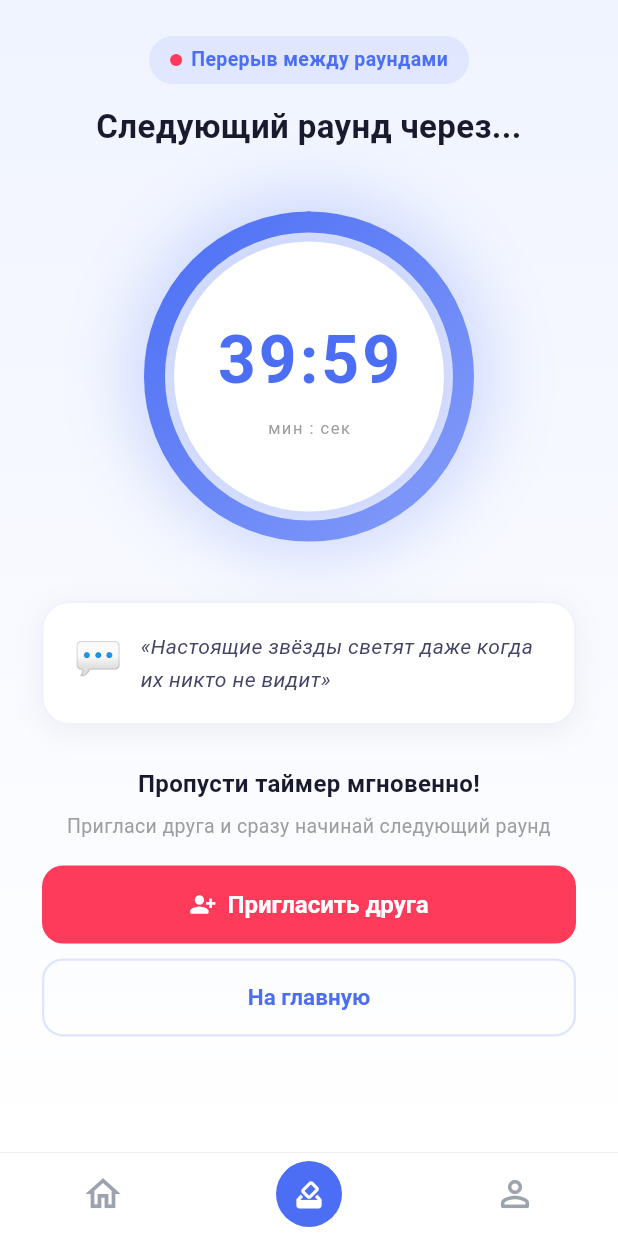
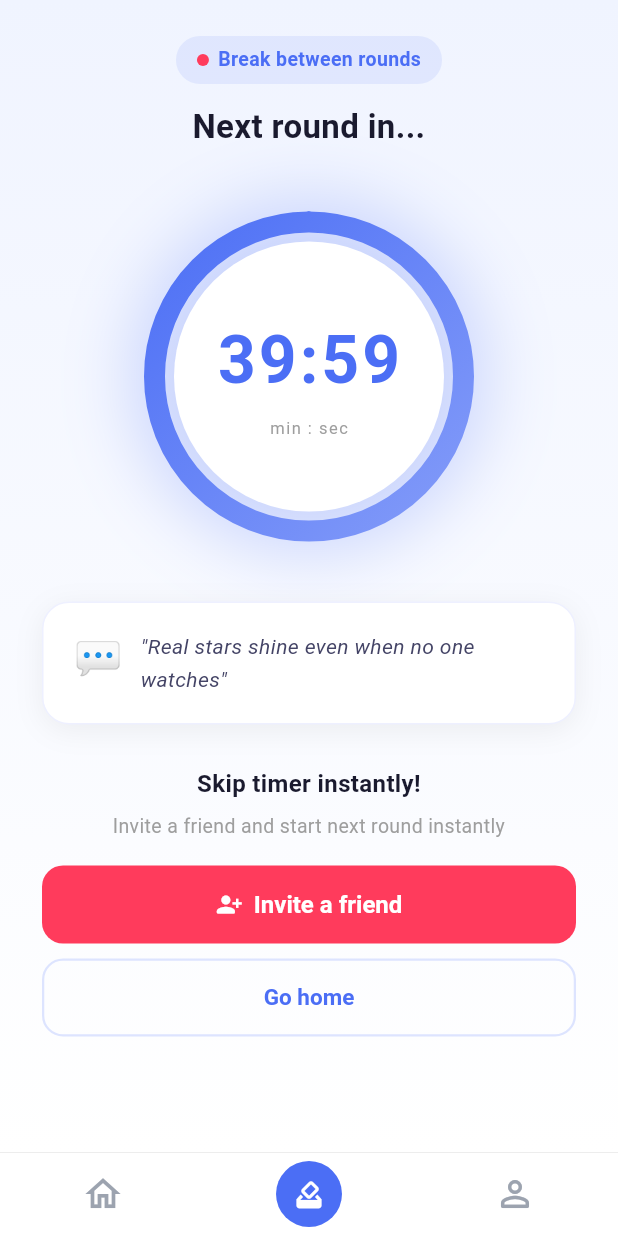
Before and after one commit to amanvelikiigmailcom/poll-main, a Flutter app: the TimerScreen screen opened by its route, on a phone screen of 412 x 824 dp. Run offline on Flutter 3.47's test engine with Material 3 defaults, Android fonts, the phone set to English and light mode, and no system bars; our stand-ins replace cached_network_image, dio, equatable, firebase_core, firebase_messaging, flutter_animate and 11 more; accounts and stored records are empty.

Commit message:
fix: translate core UI to English and make headless verification
- helpers/extensions: just now / m ago / h ago / d ago (was только что etc), Humor/Sympathy/General
- validators: Enter phone number / Invalid phone / Enter first name etc (was Russian)
- timer: 5 quotes to English, Break between rounds / Next round in / Skip timer instantly etc
- safety: Age 18+ (was 14+)
- constants: minAge 18 max 99 (was 14-19)
- vote: category Humor/Sympathy/General, Shuffle/Skip already done, Question header already
- Verified via headless web-server 51773: Create username 18K screenshot correct

Co-Authored-By: Claude Opus 4.6 <noreply@anthropic.com>

```diff
--- a/app/lib/models/user.dart
+++ b/app/lib/models/user.dart
@@ -70,7 +70,7 @@ class User extends Equatable {
 
   String get fullName => '$firstName $lastName'.trim();
   String get displayGrade =>
-      gradeClass != null ? '$grade$gradeClass' : '$grade класс';
+      gradeClass != null ? '$grade$gradeClass' : 'grade $grade';
 
   // ---------------------------------------------------------------------------
   // Serialization
--- a/app/lib/screens/info/safety_center_screen.dart
+++ b/app/lib/screens/info/safety_center_screen.dart
@@ -61,8 +61,8 @@ class SafetyCenterScreen extends StatelessWidget {
                 'Use the quiz for fun. Do not use it to harass or shame anyone.',
           ),
           const _Rule(
-            title: 'Age 14+',
-            body: 'Hidavo is not for children under 14.',
+            title: 'Age 18+',
+            body: 'Hidavo is for adults 18+ only. Not for children.',
           ),
           const SizedBox(height: 8),
           TextButton(
--- a/app/lib/screens/voting/timer_screen.dart
+++ b/app/lib/screens/voting/timer_screen.dart
@@ -10,11 +10,11 @@ const Color _accentRed = Color(0xFFFF3B5C);
 // Motivation quotes shown while waiting
 // ---------------------------------------------------------------------------
 const List<String> _motivationQuotes = [
-  '«Настоящие звёзды светят даже когда их никто не видит»',
-  '«Каждый голос — это маленький знак уважения. Собирай их!»',
-  '«Те, кто ждёт — получают вдвойне больше»',
-  '«Скоро новый раунд. Приготовься удивить одноклассников!»',
-  '«Лучшие моменты приходят к тем, кто умеет ждать»',
+  '"Real stars shine even when no one watches"',
+  '"Every vote is a small sign of respect. Collect them!"',
+  '"Those who wait get twice as much"',
+  '"New round soon. Get ready to surprise your friends!"',
+  '"Best moments come to those who wait"',
 ];
 
 // ---------------------------------------------------------------------------
@@ -216,7 +216,7 @@ class _TimerScreenState extends State<TimerScreen>
               ),
               const SizedBox(width: 6),
               const Text(
-                'Перерыв между раундами',
+                'Break between rounds',
                 style: TextStyle(
                   fontSize: 13,
                   fontWeight: FontWeight.w600,
@@ -228,7 +228,7 @@ class _TimerScreenState extends State<TimerScreen>
         ),
         const SizedBox(height: 12),
         const Text(
-          'Следующий раунд через...',
+          'Next round in...',
           style: TextStyle(
             fontSize: 22,
             fontWeight: FontWeight.bold,
@@ -296,7 +296,7 @@ class _TimerScreenState extends State<TimerScreen>
                   ),
                   const SizedBox(height: 4),
                   const Text(
-                    'мин : сек',
+                    'min : sec',
                     style: TextStyle(
                       fontSize: 11,
                       color: Colors.grey,
@@ -356,7 +356,7 @@ class _TimerScreenState extends State<TimerScreen>
       crossAxisAlignment: CrossAxisAlignment.stretch,
       children: [
         const Text(
-          'Пропусти таймер мгновенно!',
+          'Skip timer instantly!',
           style: TextStyle(
             fontSize: 16,
             fontWeight: FontWeight.w700,
@@ -366,7 +366,7 @@ class _TimerScreenState extends State<TimerScreen>
         ),
         const SizedBox(height: 6),
         const Text(
-          'Пригласи друга и сразу начинай следующий раунд',
+          'Invite a friend and start next round instantly',
           style: TextStyle(
             fontSize: 13,
             color: Colors.grey,
@@ -377,7 +377,7 @@ class _TimerScreenState extends State<TimerScreen>
         ElevatedButton.icon(
           onPressed: () => context.push('/invite'),
           icon: const Icon(Icons.person_add_alt_1_rounded),
-          label: const Text('Пригласить друга'),
+          label: const Text('Invite a friend'),
           style: ElevatedButton.styleFrom(
             backgroundColor: _accentRed,
             foregroundColor: Colors.white,
@@ -407,7 +407,7 @@ class _TimerScreenState extends State<TimerScreen>
               fontWeight: FontWeight.w600,
             ),
           ),
-          child: const Text('На главную'),
+          child: const Text('Go home'),
         ),
       ],
     );
--- a/app/lib/screens/voting/vote_screen.dart
+++ b/app/lib/screens/voting/vote_screen.dart
@@ -209,9 +209,9 @@ class _VoteScreenState extends State<VoteScreen>
 
   String _catLabel(String cat) {
     switch (cat) {
-      case 'humor': return '😂 Юмор';
-      case 'sympathy': return '❤️ Симпатия';
-      default: return '💬 Обычное';
+      case 'humor': return '😂 Humor';
+      case 'sympathy': return '❤️ Sympathy';
+      default: return '💬 General';
     }
   }
 
--- a/app/lib/utils/constants.dart
+++ b/app/lib/utils/constants.dart
@@ -16,9 +16,9 @@ class AppConstants {
   static const int proWeeklyFullNameReveals = 2;
   static const int proWeeklyFirstLetterReveals = 2;
 
-  // Registration
-  static const int minAge = 14;
-  static const int maxAge = 19;
+  // Registration — 18+ only
+  static const int minAge = 18;
+  static const int maxAge = 99;
   static const int minGrade = 8;
   static const int maxGrade = 12;
 
```
Also changed, not shown: app/lib/utils/extensions.dart (+4 -4 lines), app/lib/utils/helpers.dart (+7 -7 lines), app/lib/utils/validators.dart (+16 -16 lines).
